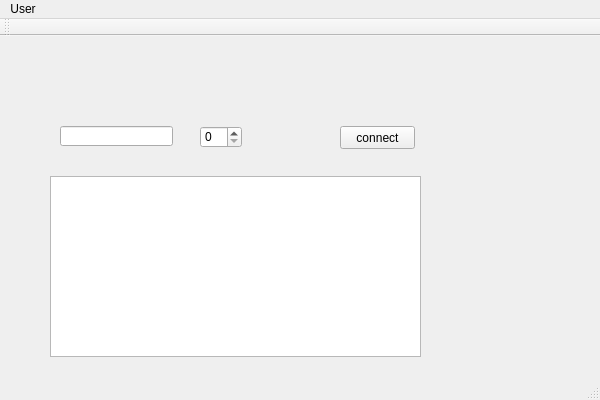
The window that QtNetworkClient/QtNetworkClient/qtnetworkclient.ui (saga1979/QtIM) describes before a commit, drawn with Qt 5.
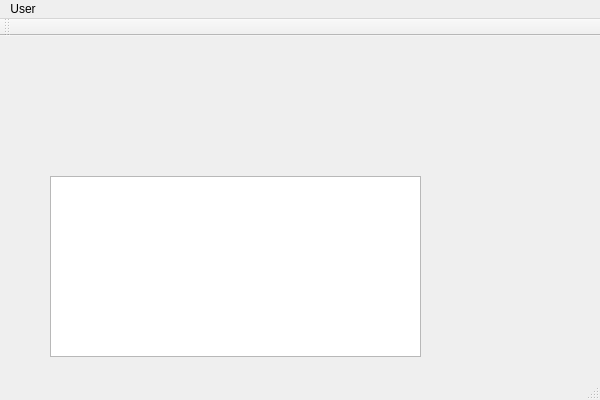
The same window after the commit.

Patch:
```diff
--- a/QtNetworkClient/QtNetworkClient/qtnetworkclient.ui
+++ b/QtNetworkClient/QtNetworkClient/qtnetworkclient.ui
@@ -14,39 +14,6 @@
    <string>QtNetworkClient</string>
   </property>
   <widget class="QWidget" name="centralWidget">
-   <widget class="QLineEdit" name="lineEdit">
-    <property name="geometry">
-     <rect>
-      <x>60</x>
-      <y>90</y>
-      <width>113</width>
-      <height>20</height>
-     </rect>
-    </property>
-   </widget>
-   <widget class="QSpinBox" name="spinBox">
-    <property name="geometry">
-     <rect>
-      <x>200</x>
-      <y>90</y>
-      <width>42</width>
-      <height>22</height>
-     </rect>
-    </property>
-   </widget>
-   <widget class="QPushButton" name="m_btConnect">
-    <property name="geometry">
-     <rect>
-      <x>340</x>
-      <y>90</y>
-      <width>75</width>
-      <height>23</height>
-     </rect>
-    </property>
-    <property name="text">
-     <string>connect</string>
-    </property>
-   </widget>
    <widget class="QListWidget" name="m_lwMessages">
     <property name="geometry">
      <rect>
```
Left out of the diff: 5 changed lines with no effect on the pictures.
